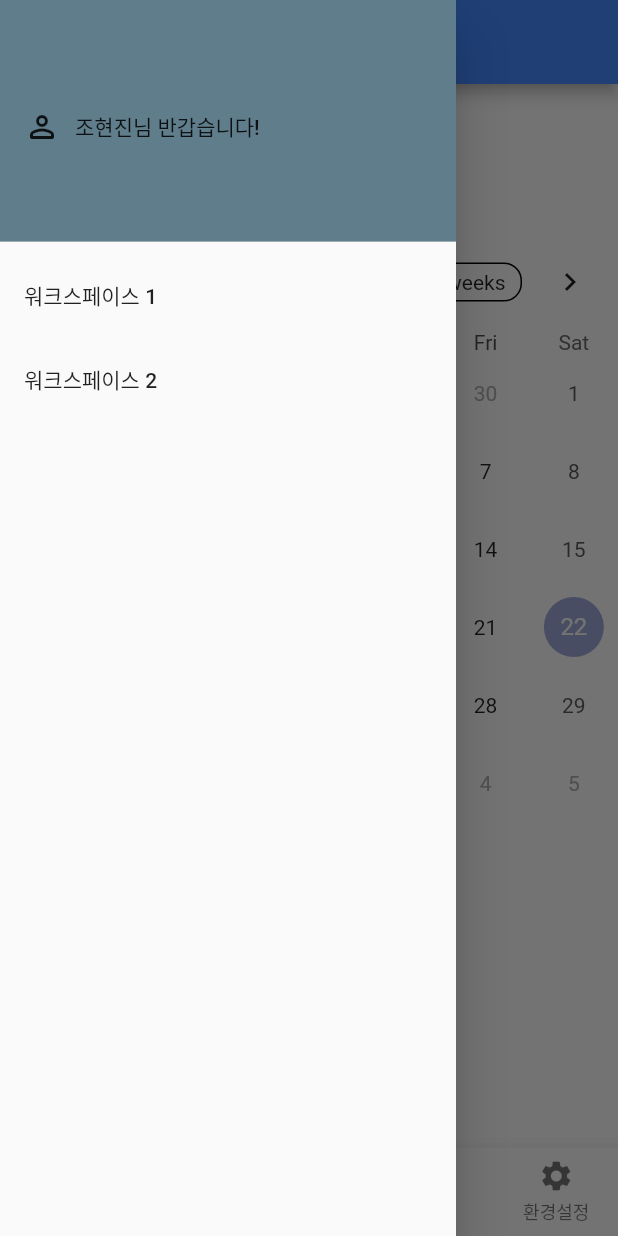
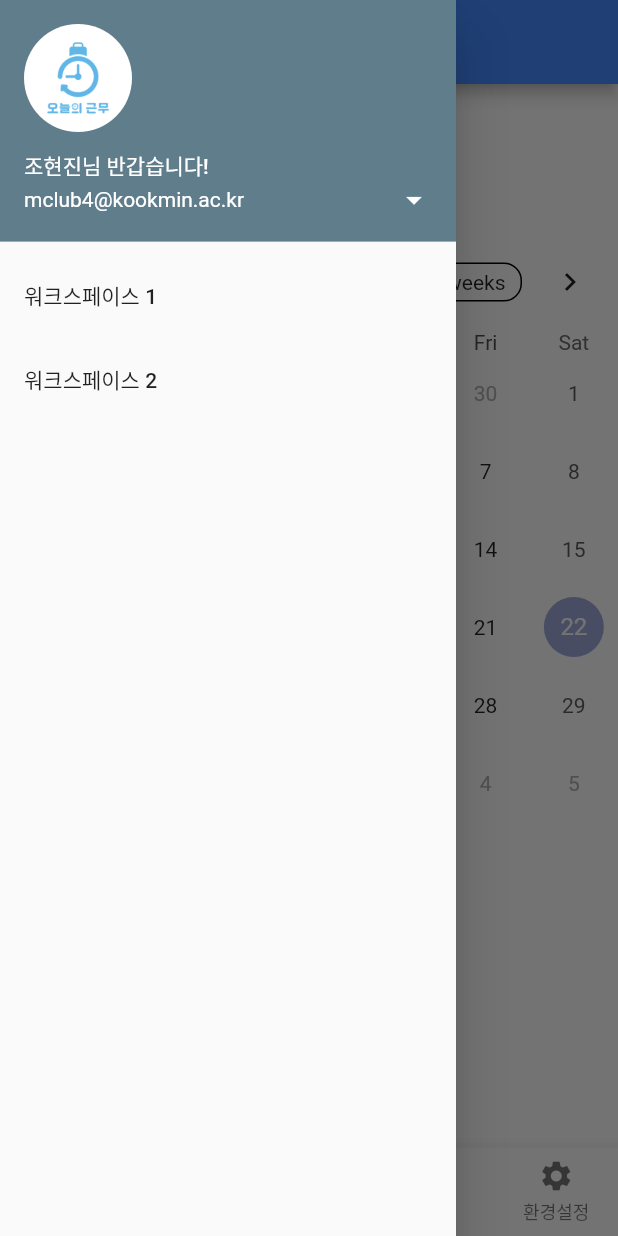
Before and after one commit to Kookmin-Contest/towork-frontend, a Flutter app: the MainMenu screen opened directly, with the side drawer open, on a phone screen of 412 x 824 dp. Run offline on Flutter 3.47's test engine with Material 2 defaults, Android fonts, the phone set to English and light mode, and no system bars; drawn by our look-alikes of table_calendar; our stand-ins replace dio, flutter_secure_storage, flutter_signin_button, fluttertoast; missing offline and left inert: dart_jsonwebtoken; accounts and stored records are empty.

Commit message:
로그인 구현(진행중)

```diff
--- a/lib/screens/alert_menu.dart
+++ b/lib/screens/alert_menu.dart
@@ -13,6 +13,7 @@ class _AlertMenuState extends State<AlertMenu> {
     return Scaffold(
       body: SafeArea(
         child: Center(
+          // TODO : 쪽지함 화면 만들기
           child: Text('쪽지함 넣을 메뉴입니다'),
         ),
       ),
--- a/lib/screens/community_menu.dart
+++ b/lib/screens/community_menu.dart
@@ -13,6 +13,7 @@ class _CommunityMenuState extends State<CommunityMenu> {
     return Scaffold(
       body: SafeArea(
         child: Center(
+          //TODO : 커뮤니티 화면 만들기
           child: Text('커뮤니티 넣을 메뉴입니다'),
         ),
       ),
--- a/lib/screens/home_menu.dart
+++ b/lib/screens/home_menu.dart
@@ -12,7 +12,8 @@ class _HomeMenuState extends State<HomeMenu> {
   @override
   Widget build(BuildContext context) {
     return Scaffold(
-      body: SafeArea(
+      body: SingleChildScrollView(
+        child: SafeArea(
           child: Center(
             child: Column(
               children: [
@@ -22,6 +23,7 @@ class _HomeMenuState extends State<HomeMenu> {
             )
           ),
         ),
+      ),
     );
   }
 }
--- a/lib/screens/mypage_menu.dart
+++ b/lib/screens/mypage_menu.dart
@@ -13,6 +13,7 @@ class _MypageMenuState extends State<MypageMenu> {
     return Scaffold(
       body: SafeArea(
         child: Center(
+          // TODO : 마이페이지 화면 만들기
           child: Text('마이페이지 넣을 메뉴입니다'),
         ),
       ),
--- a/lib/screens/setting_menu.dart
+++ b/lib/screens/setting_menu.dart
@@ -13,6 +13,7 @@ class _SettingMenuState extends State<SettingMenu> {
     return Scaffold(
       body: SafeArea(
         child: Center(
+          //TODO : 환경설정 메뉴 만들기
           child: Text('환경설정 넣을 메뉴입니다'),
         ),
       ),
--- a/lib/shared/menu_appbar.dart
+++ b/lib/shared/menu_appbar.dart
@@ -1,5 +1,6 @@
 import 'package:flutter/material.dart';
 
+// 끝이 둥근 Appbar 만들어둔겁니다. 필요없으면 지울 예정
 class RoundAppBar extends StatelessWidget implements PreferredSizeWidget{
   final double barHeight = 50;
   const RoundAppBar({super.key});
--- a/lib/shared/menu_main.dart
+++ b/lib/shared/menu_main.dart
@@ -1,15 +1,11 @@
 import 'package:flutter/material.dart';
+import 'package:fluttertoast/fluttertoast.dart';
 import 'package:gotowork/screens/alert_menu.dart';
 import 'package:gotowork/screens/community_menu.dart';
 import 'package:gotowork/screens/home_menu.dart';
-import 'package:gotowork/screens/login_menu.dart';
 import 'package:gotowork/screens/mypage_menu.dart';
-import 'package:gotowork/screens/register_menu.dart';
 import 'package:gotowork/screens/setting_menu.dart';
-import 'package:gotowork/shared/menu_appbar.dart';
-import 'package:gotowork/shared/menu_bottom.dart';
-
-//TODO : 메인 메뉴 만들기
+import 'dart:async';
 
 class Main extends StatelessWidget {
   @override
@@ -60,6 +56,7 @@ class MainMenu extends StatefulWidget {
 class _MainMenuState extends State<MainMenu> {
   final PageController _pageController = PageController();
   int _currentIndex = 0;
+  late DateTime _lastPressed;
 
   @override
   void dispose() {
@@ -69,7 +66,19 @@ class _MainMenuState extends State<MainMenu> {
 
   @override
   Widget build(BuildContext context) {
-    return Scaffold(
+    return WillPopScope(
+      onWillPop: () async{
+        final now = DateTime.now();
+        if(now.difference(_lastPressed) > Duration(seconds: 2)){
+            _lastPressed = now;
+            final msg = "뒤로가기 버튼을 한 번 더 누르면 종료됩니다";
+
+            Fluttertoast.showToast(msg: msg);
+            return false;
+        }
+        return true;
+      },
+      child: Scaffold(
         appBar: AppBar(
           centerTitle: true,
           title: const Text('메인'),
@@ -83,14 +92,14 @@ class _MainMenuState extends State<MainMenu> {
           child: ListView(
             padding: EdgeInsets.zero,
             children: [
-            DrawerHeader(
-                child: Row(
-                  children: [
-                    Icon(Icons.perm_identity_rounded),
-                    SizedBox(width: 10.0,),
-                    Text('조현진님 반갑습니다!')
-                  ],
+                UserAccountsDrawerHeader(
+                  accountEmail: Text("mclub4@kookmin.ac.kr"),
+                  accountName: Text("조현진님 반갑습니다!"),
+                  currentAccountPicture: CircleAvatar(
+                    backgroundImage: AssetImage("assets/logo.png"),
+                    backgroundColor: Colors.white,
                   ),
+                  onDetailsPressed: (){},
                   decoration: BoxDecoration(
                     color: Colors.blueGrey,
                   ),
@@ -118,6 +127,7 @@ class _MainMenuState extends State<MainMenu> {
             return BottomNavigationBarItem(icon: route.icon, label: route.name);
           }).toList()
         )
+      )
     );
   }
 
--- a/pubspec.yaml
+++ b/pubspec.yaml
@@ -44,6 +44,8 @@ dependencies:
   table_calendar: ^3.0.8
   intl: ^0.17.0
   drift: ^2.3.0
+  dio: ^4.0.6
+  dart_jsonwebtoken: ^2.8.2
 
 
 dev_dependencies:
```
Also changed, not shown: lib/screens/login_menu.dart (+57 -3 lines), lib/shared/menu_bottom.dart (deleted, +0 -34 lines), pubspec.lock. Lines whose indentation alone changed are shown as unchanged.
